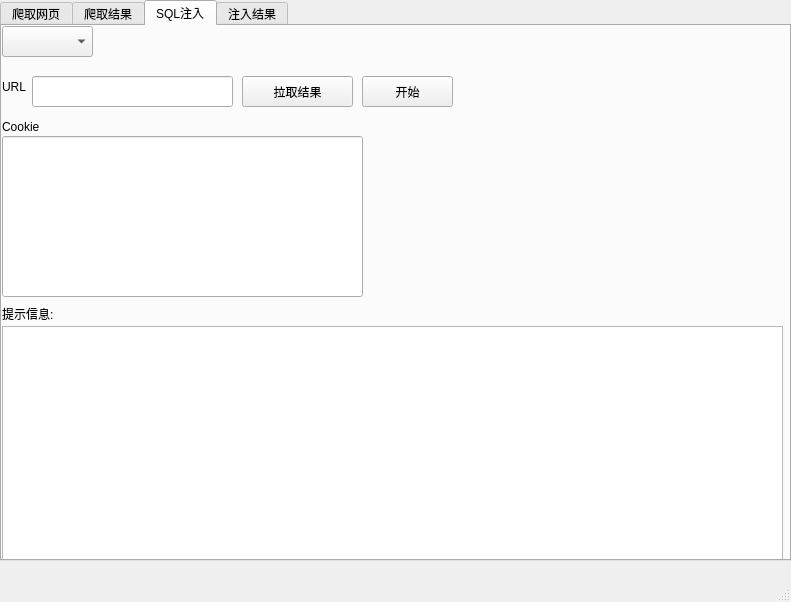
Above: main_window.ui from hejingyong/sqlmap_pyqt before the change. Below: the same form after it.
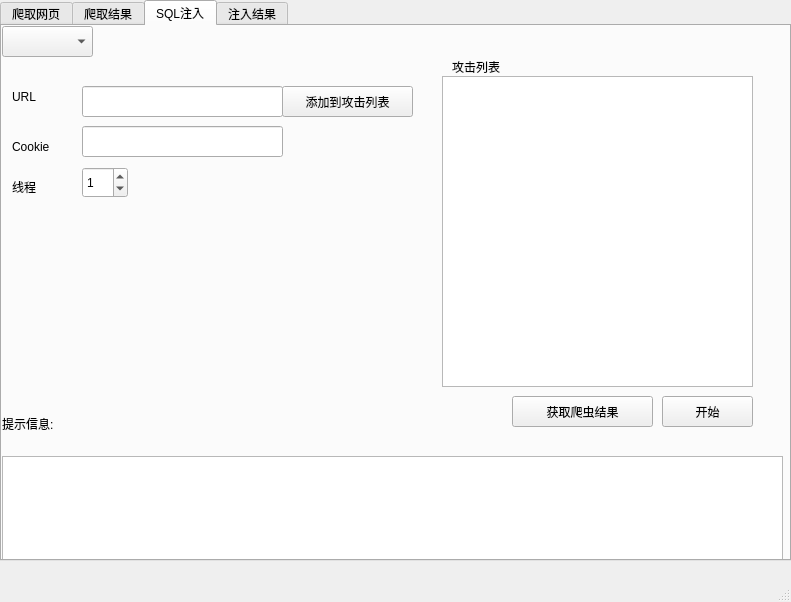
That is the form after the change.

```diff
--- a/main_window.ui
+++ b/main_window.ui
@@ -131,8 +131,8 @@
      <widget class="QPushButton" name="pushButton_SQLInject">
       <property name="geometry">
        <rect>
-        <x>360</x>
-        <y>50</y>
+        <x>660</x>
+        <y>370</y>
         <width>91</width>
         <height>31</height>
        </rect>
@@ -147,8 +147,8 @@
      <widget class="QLineEdit" name="lineEdit_target">
       <property name="geometry">
        <rect>
-        <x>30</x>
-        <y>50</y>
+        <x>80</x>
+        <y>60</y>
         <width>201</width>
         <height>31</height>
        </rect>
@@ -157,8 +157,8 @@
      <widget class="QLabel" name="lab_target">
       <property name="geometry">
        <rect>
-        <x>0</x>
-        <y>50</y>
+        <x>10</x>
+        <y>60</y>
         <width>31</width>
         <height>21</height>
        </rect>
@@ -181,7 +181,7 @@
       <property name="geometry">
        <rect>
         <x>0</x>
-        <y>280</y>
+        <y>390</y>
         <width>72</width>
         <height>15</height>
        </rect>
@@ -194,28 +194,28 @@
       <property name="geometry">
        <rect>
         <x>0</x>
-        <y>300</y>
+        <y>430</y>
         <width>781</width>
-        <height>241</height>
+        <height>111</height>
        </rect>
       </property>
      </widget>
      <widget class="QLineEdit" name="lineEdit_Cookie">
       <property name="geometry">
        <rect>
-        <x>0</x>
-        <y>110</y>
-        <width>361</width>
-        <height>161</height>
+        <x>80</x>
+        <y>100</y>
+        <width>201</width>
+        <height>31</height>
        </rect>
       </property>
      </widget>
      <widget class="QLabel" name="lab_target_2">
       <property name="geometry">
        <rect>
-        <x>0</x>
-        <y>90</y>
-        <width>81</width>
+        <x>10</x>
+        <y>110</y>
+        <width>51</width>
         <height>21</height>
        </rect>
       </property>
@@ -226,19 +226,84 @@
      <widget class="QPushButton" name="pushButton_pull">
       <property name="geometry">
        <rect>
-        <x>240</x>
+        <x>510</x>
+        <y>370</y>
+        <width>141</width>
+        <height>31</height>
+       </rect>
+      </property>
+      <property name="text">
+       <string>获取爬虫结果</string>
+      </property>
+      <property name="autoRepeatDelay">
+       <number>305</number>
+      </property>
+     </widget>
+     <widget class="QSpinBox" name="spinBox_thread">
+      <property name="geometry">
+       <rect>
+        <x>80</x>
+        <y>141</y>
+        <width>46</width>
+        <height>31</height>
+       </rect>
+      </property>
+      <property name="value">
+       <number>1</number>
+      </property>
+     </widget>
+     <widget class="QLabel" name="lab_target_3">
+      <property name="geometry">
+       <rect>
+        <x>10</x>
+        <y>150</y>
+        <width>31</width>
+        <height>21</height>
+       </rect>
+      </property>
+      <property name="text">
+       <string>线程</string>
+      </property>
+     </widget>
+     <widget class="QListView" name="listView_target">
+      <property name="geometry">
+       <rect>
+        <x>440</x>
         <y>50</y>
-        <width>111</width>
+        <width>311</width>
+        <height>311</height>
+       </rect>
+      </property>
+     </widget>
+     <widget class="QPushButton" name="pushButton_addurl">
+      <property name="geometry">
+       <rect>
+        <x>280</x>
+        <y>60</y>
+        <width>131</width>
         <height>31</height>
        </rect>
       </property>
       <property name="text">
-       <string>拉取结果</string>
+       <string>添加到攻击列表</string>
       </property>
       <property name="autoRepeatDelay">
        <number>305</number>
       </property>
      </widget>
+     <widget class="QLabel" name="lab_target_4">
+      <property name="geometry">
+       <rect>
+        <x>450</x>
+        <y>30</y>
+        <width>101</width>
+        <height>21</height>
+       </rect>
+      </property>
+      <property name="text">
+       <string>攻击列表</string>
+      </property>
+     </widget>
     </widget>
     <widget class="QWidget" name="tab_4">
      <attribute name="title">
```
Left out of the diff: 4 changed lines with no effect on the pictures.
